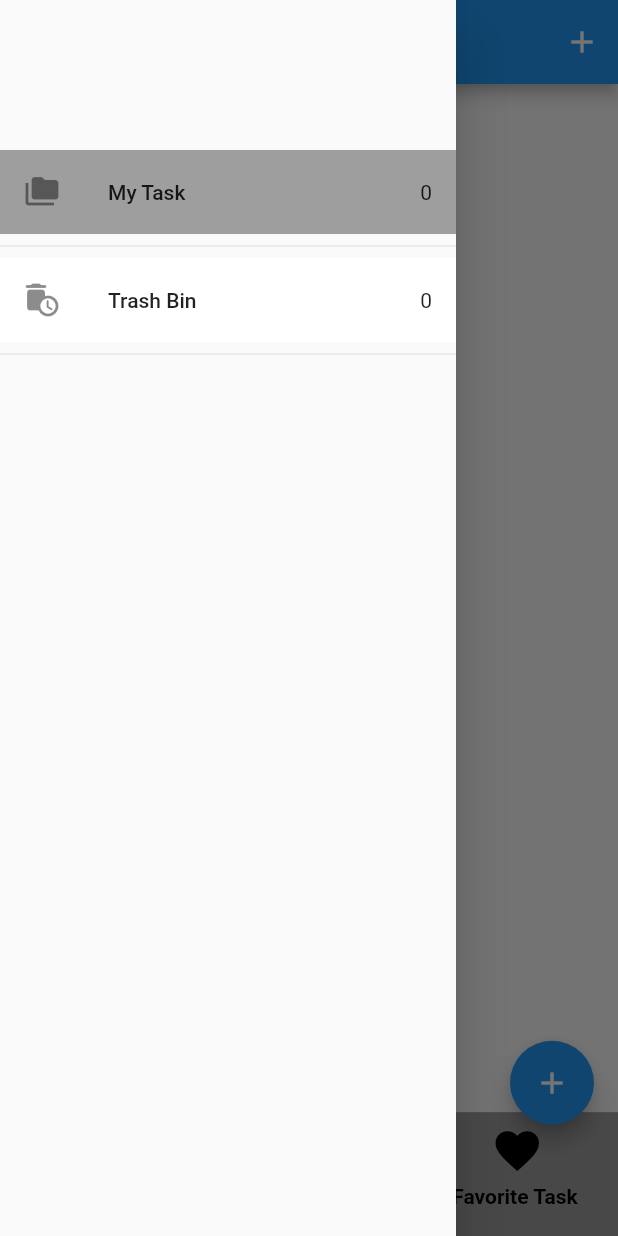
After one commit to jilanfawwaz/todoap_bloc, a Flutter app: the screen it shows after launch, with the side drawer open, on a phone screen of 412 x 824 dp. The commit adds this screen. Run offline on Flutter 3.47's test engine with Material 2 defaults, Android fonts, the phone set to English and light mode, and no system bars; our stand-ins replace bloc, equatable, flutter_bloc, hydrated_bloc.

Commit message:
perbaikin UI dikit

```diff
--- a/lib/bloc/task/task_bloc.dart
+++ b/lib/bloc/task/task_bloc.dart
@@ -23,7 +23,7 @@ class TaskBloc extends HydratedBloc<TaskEvent, TaskState> {
     print(state.allTask);
 
     List<Task> task = state.allTask;
-    List<Task> deletedTask = state.allTask;
+    List<Task> deletedTask = state.deletedTask;
 
     emit(
       TaskState(
@@ -73,7 +73,7 @@ class TaskBloc extends HydratedBloc<TaskEvent, TaskState> {
   void _onDeleteTask(DeleteTask event, Emitter<TaskState> emit) {
     final List<Task> allTask = List.from(state.allTask)..remove(event.task);
     final List<Task> deletedTask = List.from(state.deletedTask)
-      ..add(event.task);
+      ..add(event.task.copyWith(isDeleted: true));
 
     emit(TaskState(
       allTask: allTask,
--- a/lib/model/task.dart
+++ b/lib/model/task.dart
@@ -6,14 +6,14 @@ class Task extends Equatable {
   final String title;
   final String date;
   bool isDone;
-  bool isSelected;
+  bool isDeleted;
 
   Task({
     required this.id,
     required this.title,
     required this.date,
     this.isDone = false,
-    this.isSelected = false,
+    this.isDeleted = false,
   });
 
   //! mengambil data dari variabel, dan mengkonversi ke map
@@ -23,7 +23,7 @@ class Task extends Equatable {
       'title': title,
       'date': date,
       'isDone': isDone,
-      'isSelected': isSelected,
+      'isDeleted': isDeleted,
     };
   }
 
@@ -34,7 +34,7 @@ class Task extends Equatable {
       title: map['title'] as String,
       date: map['date'] as String,
       isDone: map['isDone'] as bool,
-      isSelected: map['isSelected'] as bool,
+      isDeleted: map['isDeleted'] as bool,
     );
   }
 
@@ -44,7 +44,7 @@ class Task extends Equatable {
         date,
         title,
         isDone,
-        isSelected,
+        isDeleted,
       ];
 
   //! generate copyWith, perlu karena equatable akan mereturn true dua object saat emit, sehingga ketika emit layar tidak direfresh dengan ini maka bisa mengatasi itu
@@ -54,14 +54,14 @@ class Task extends Equatable {
     String? title,
     String? date,
     bool? isDone,
-    bool? isSelected,
+    bool? isDeleted,
   }) {
     return Task(
       id: id ?? this.id,
       date: date  ?? this.date,
       title: title ?? this.title,
       isDone: isDone ?? this.isDone,
-      isSelected: isSelected ?? this.isSelected,
+      isDeleted: isDeleted ?? this.isDeleted,
     );
   }
 }
--- a/lib/pages/completedpages.dart
+++ b/lib/pages/completedpages.dart
@@ -9,7 +9,7 @@ class CompletedPages extends StatelessWidget {
       child: Column(
         mainAxisSize: MainAxisSize.max,
         mainAxisAlignment: MainAxisAlignment.center,
-        children: [
+        children: const [
           Text('Completed Task'),
         ],
       ),
--- a/lib/pages/pendingpages.dart
+++ b/lib/pages/pendingpages.dart
@@ -25,16 +25,19 @@ class PendingPages extends StatelessWidget {
             borderRadius: BorderRadius.circular(50),
             color: Colors.grey.shade300,
           ),
-          child: const Padding(
+          child: Padding(
             padding: EdgeInsets.all(8.0),
-            child: Text(
-              '4 Pendings | 0 Completed',
-              style: TextStyle(fontWeight: FontWeight.bold),
+            child: BlocBuilder<TaskBloc, TaskState>(
+              builder: (context, state) {
+                return Text(
+                  '${state.allTask.length} Pendings | 0 Completed',
+                  style: TextStyle(fontWeight: FontWeight.bold),
+                );
+              },
             ),
           ),
         ),
         BlocBuilder<TaskBloc, TaskState>(
-
           builder: (context, state) {
             return ListView.builder(
               shrinkWrap: true,
--- /dev/null
+++ b/lib/pages/widget/mydrawer.dart
@@ -0,0 +1,64 @@
+import 'package:flutter/material.dart';
+import 'package:todoapp_bloc/bloc/bloc_export.dart';
+
+import '../../bloc/bottompage/bottompage_bloc.dart';
+
+class MyDrawer extends StatelessWidget {
+  const MyDrawer({super.key});
+
+  Color drawerColor(int index, int state) {
+    if (index == state) {
+      return Colors.grey;
+    }
+    return Colors.white;
+  }
+
+  @override
+  Widget build(BuildContext context) {
+    final bloc = context.read<BottomPageBloc>();
+    final blocTask = context.read<TaskBloc>();
+    return Drawer(
+      child: BlocBuilder<TaskBloc, TaskState>(
+        builder: (context, stateTask) {
+          return BlocBuilder<BottomPageBloc, int>(
+            builder: (context, state) {
+              return Column(
+                children: [
+                  const SizedBox(
+                    height: 100,
+                  ),
+                  ListTile(
+                    tileColor: drawerColor(1, state),
+                    onTap: () {
+                      bloc.add(ChangePage(page: 1));
+                      Navigator.pop(context);
+                    },
+                    trailing: Text(stateTask.allTask.length.toString()),
+                    title: const Text('My Task'),
+                    leading: const Icon(
+                      Icons.folder_copy,
+                    ),
+                  ),
+                  const Divider(),
+                  ListTile(
+                    tileColor: drawerColor(4, state),
+                    onTap: () {
+                      bloc.add(ChangePage(page: 4));
+                      Navigator.pop(context);
+                    },
+                    trailing: Text(stateTask.deletedTask.length.toString()),
+                    title: const Text('Trash Bin'),
+                    leading: const Icon(
+                      Icons.auto_delete_rounded,
+                    ),
+                  ),
+                  const Divider(),
+                ],
+              );
+            },
+          );
+        },
+      ),
+    );
+  }
+}
```
Also changed, not shown: lib/pages/homepages.dart (+3 -43 lines), lib/pages/trashbinpages.dart (+13 -5 lines).
